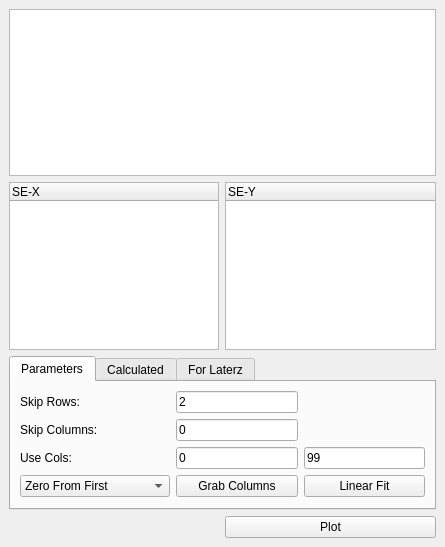
The window that src/Ui_Files/DockWidgets/dw_SE.ui (austinmcano/GeorgeGroupGui) describes before a commit, drawn with Qt 5.
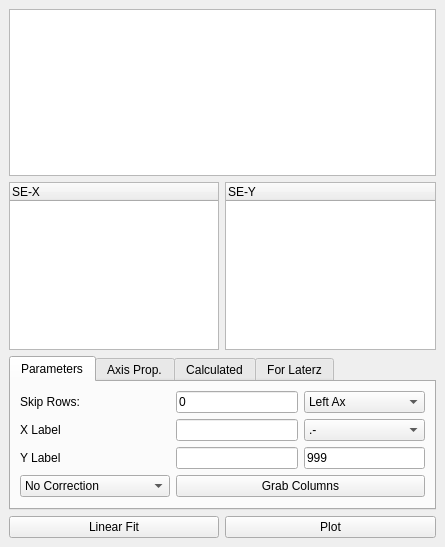
The same window after the commit.

Patch:
```diff
--- a/src/Ui_Files/DockWidgets/dw_SE.ui
+++ b/src/Ui_Files/DockWidgets/dw_SE.ui
@@ -49,20 +49,6 @@
         <string>Parameters</string>
        </attribute>
        <layout class="QGridLayout" name="gridLayout_3">
-        <item row="3" column="1">
-         <widget class="QPushButton" name="fill_cols_pb">
-          <property name="text">
-           <string>Grab Columns</string>
-          </property>
-         </widget>
-        </item>
-        <item row="1" column="0">
-         <widget class="QLabel" name="label_2">
-          <property name="text">
-           <string>Skip Columns:</string>
-          </property>
-         </widget>
-        </item>
         <item row="3" column="0">
          <widget class="QComboBox" name="correction_combo">
           <property name="minimumSize">
@@ -71,11 +57,6 @@
             <height>0</height>
            </size>
           </property>
-          <item>
-           <property name="text">
-            <string>Zero From First</string>
-           </property>
-          </item>
           <item>
            <property name="text">
             <string>No Correction</string>
@@ -90,45 +71,134 @@
           </property>
          </widget>
         </item>
-        <item row="3" column="2">
-         <widget class="QPushButton" name="linear_fit_pb">
-          <property name="text">
-           <string>Linear Fit</string>
-          </property>
-         </widget>
-        </item>
         <item row="0" column="1">
          <widget class="QLineEdit" name="skip_header_LE">
           <property name="text">
-           <string>2</string>
+           <string>0</string>
+          </property>
+         </widget>
+        </item>
+        <item row="2" column="2">
+         <widget class="QLineEdit" name="lineEdit_3">
+          <property name="text">
+           <string>999</string>
+          </property>
+         </widget>
+        </item>
+        <item row="0" column="2">
+         <widget class="QComboBox" name="ax_cb">
+          <item>
+           <property name="text">
+            <string>Left Ax</string>
+           </property>
+          </item>
+          <item>
+           <property name="text">
+            <string>Right Ax</string>
+           </property>
+          </item>
+         </widget>
+        </item>
+        <item row="1" column="2">
+         <widget class="QComboBox" name="linetype_cb">
+          <item>
+           <property name="text">
+            <string>.-</string>
+           </property>
+          </item>
+          <item>
+           <property name="text">
+            <string>-.</string>
+           </property>
+          </item>
+          <item>
+           <property name="text">
+            <string>.</string>
+           </property>
+          </item>
+          <item>
+           <property name="text">
+            <string>-</string>
+           </property>
+          </item>
+          <item>
+           <property name="text">
+            <string>--</string>
+           </property>
+          </item>
+          <item>
+           <property name="text">
+            <string>,</string>
+           </property>
+          </item>
+         </widget>
+        </item>
+        <item row="1" column="0">
+         <widget class="QLabel" name="label_8">
+          <property name="text">
+           <string>X Label</string>
           </property>
          </widget>
         </item>
         <item row="2" column="0">
+         <widget class="QLabel" name="label_9">
+          <property name="text">
+           <string>Y Label</string>
+          </property>
+         </widget>
+        </item>
+        <item row="1" column="1">
+         <widget class="QLineEdit" name="xlabel_le"/>
+        </item>
+        <item row="2" column="1">
+         <widget class="QLineEdit" name="ylabel_le"/>
+        </item>
+        <item row="3" column="1" colspan="2">
+         <widget class="QPushButton" name="fill_cols_pb">
+          <property name="text">
+           <string>Grab Columns</string>
+          </property>
+         </widget>
+        </item>
+       </layout>
+      </widget>
+      <widget class="QWidget" name="tab_4">
+       <attribute name="title">
+        <string>Axis Prop.</string>
+       </attribute>
+       <layout class="QGridLayout" name="gridLayout_4">
+        <item row="1" column="0">
          <widget class="QLabel" name="label_4">
           <property name="text">
            <string>Use Cols:</string>
           </property>
          </widget>
         </item>
+        <item row="0" column="1">
+         <widget class="QCheckBox" name="checkBox">
+          <property name="text">
+           <string>Use Column Name</string>
+          </property>
+         </widget>
+        </item>
+        <item row="2" column="0">
+         <widget class="QLabel" name="label_2">
+          <property name="text">
+           <string>Skip Columns:</string>
+          </property>
+         </widget>
+        </item>
         <item row="1" column="1">
-         <widget class="QLineEdit" name="lineEdit">
-          <property name="text">
-           <string>0</string>
-          </property>
-         </widget>
-        </item>
-        <item row="2" column="1">
          <widget class="QLineEdit" name="lineEdit_2">
           <property name="text">
            <string>0</string>
           </property>
          </widget>
         </item>
-        <item row="2" column="2">
-         <widget class="QLineEdit" name="lineEdit_3">
+        <item row="2" column="1">
+         <widget class="QLineEdit" name="lineEdit">
           <property name="text">
-           <string>99</string>
+           <string>0</string>
           </property>
          </widget>
         </item>
@@ -197,6 +267,13 @@
       </property>
      </widget>
     </item>
+    <item row="3" column="0">
+     <widget class="QPushButton" name="linear_fit_pb">
+      <property name="text">
+       <string>Linear Fit</string>
+      </property>
+     </widget>
+    </item>
    </layout>
   </widget>
  </widget>
```
Left out of the diff: 25 changed lines with no effect on the pictures.
